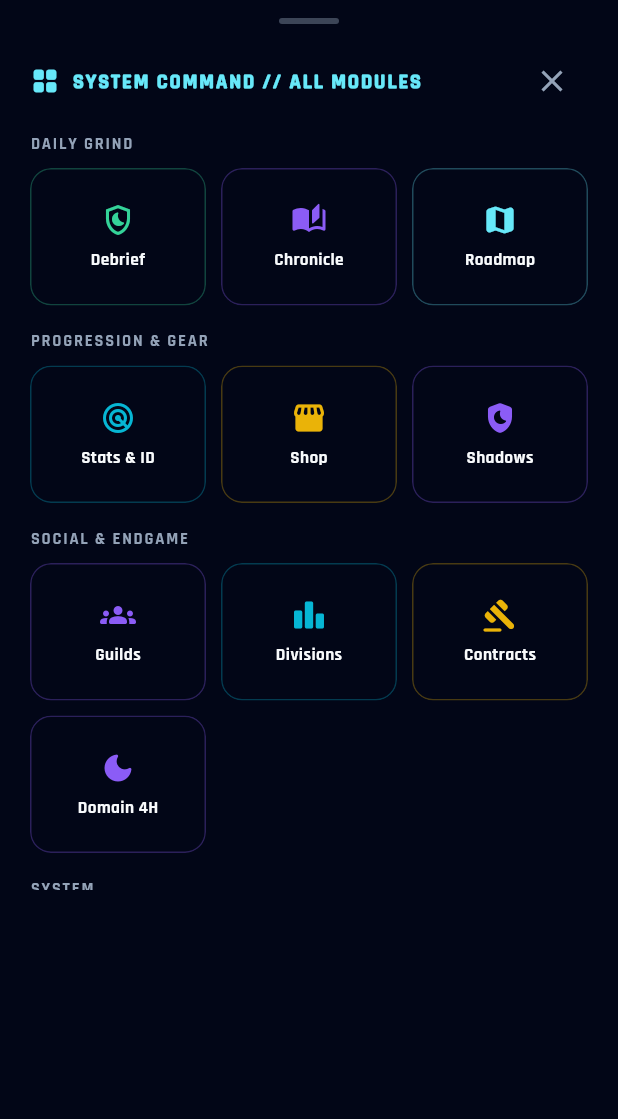
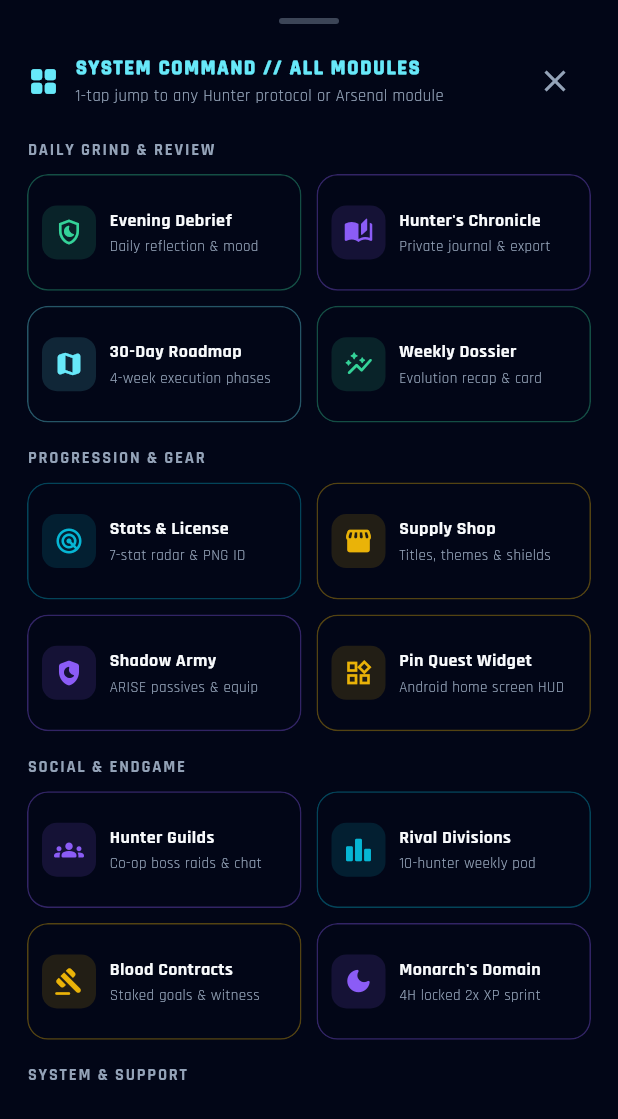
Before and after one commit to kamaleshramesh7275-cloud/ascension-protocol, a Flutter app: the SystemCommandSheet widget shown alone on an empty page, opened directly with empty values, on a phone screen of 412 x 824 dp. Shown: the top 1119 px of the screen. Run offline on Flutter 3.47's test engine with Material 3 defaults, Android fonts, the phone set to English and light mode, and no system bars; our stand-ins replace audioplayers, connectivity_plus, dio, firebase_core, firebase_messaging, flutter_animate and 6 more; accounts and stored records are empty; network calls fail.

Commit message:
fix(mobile,web): crop emblem to glowing polygon logo/favicon and upgrade SystemCommandSheet to full 2-column deck

```diff
--- a/mobile/lib/core/widgets/system_command_sheet.dart
+++ b/mobile/lib/core/widgets/system_command_sheet.dart
@@ -12,11 +12,13 @@ import '../../features/settings/settings_screen.dart';
 import '../../features/shadows/shadow_army_screen.dart';
 import '../../features/shop/shop_screen.dart';
 import '../../features/stats/stats_screen.dart';
+import '../../features/stats/weekly_recap_sheet.dart';
 import '../../models/user_model.dart';
 import '../theme/hunter_theme.dart';
+import 'home_widget_bridge.dart';
 
 /// Thumb-zone 1-tap System Command Quick-Jump Sheet.
-/// Makes every app module reachable in 1-2 taps from any screen without deep scrolling.
+/// Displays every Hunter module in a balanced 2-column command deck with clear titles & descriptions.
 class SystemCommandSheet extends StatelessWidget {
   final UserModel user;
   const SystemCommandSheet({super.key, required this.user});
@@ -37,12 +39,12 @@ class SystemCommandSheet extends StatelessWidget {
   Widget build(BuildContext context) {
     return DraggableScrollableSheet(
       expand: false,
-      initialChildSize: 0.72,
-      minChildSize: 0.48,
-      maxChildSize: 0.9,
+      initialChildSize: 0.88,
+      minChildSize: 0.55,
+      maxChildSize: 0.95,
       builder: (ctx, scrollCtrl) => ListView(
         controller: scrollCtrl,
-        padding: const EdgeInsets.fromLTRB(20, 12, 20, 28),
+        padding: const EdgeInsets.fromLTRB(18, 12, 18, 28),
         children: [
           Center(
             child: Container(
@@ -57,18 +59,29 @@ class SystemCommandSheet extends StatelessWidget {
           const SizedBox(height: 14),
           Row(
             children: [
-              const Icon(Icons.grid_view_rounded, color: HunterTheme.cyanLight, size: 20),
-              const SizedBox(width: 8),
-              const Text(
+              const Icon(Icons.grid_view_rounded, color: HunterTheme.cyanLight, size: 22),
+              const SizedBox(width: 10),
+              const Expanded(
+                child: Column(
+                  crossAxisAlignment: CrossAxisAlignment.start,
+                  children: [
+                    Text(
                       'SYSTEM COMMAND // ALL MODULES',
                       style: TextStyle(
                         color: HunterTheme.cyanLight,
                         fontWeight: FontWeight.w900,
-                  letterSpacing: 1.3,
+                        letterSpacing: 1.2,
                         fontSize: 13.5,
                       ),
                     ),
-              const Spacer(),
+                    SizedBox(height: 2),
+                    Text(
+                      '1-tap jump to any Hunter protocol or Arsenal module',
+                      style: TextStyle(color: HunterTheme.textMuted, fontSize: 11),
+                    ),
+                  ],
+                ),
+              ),
               IconButton(
                 tooltip: 'Close',
                 onPressed: () => Navigator.of(ctx).pop(),
@@ -76,41 +89,164 @@ class SystemCommandSheet extends StatelessWidget {
               ),
             ],
           ),
-          const SizedBox(height: 10),
+          const SizedBox(height: 14),
 
-          _sectionHeader('DAILY GRIND'),
+          _sectionHeader('DAILY GRIND & REVIEW'),
           _grid(ctx, [
-            _cmd(ctx, Icons.shield_moon_outlined, HunterTheme.emeraldLight, 'Debrief', () => DebriefScreen(user: user)),
-            _cmd(ctx, Icons.auto_stories_rounded, HunterTheme.purple, 'Chronicle', () => const JournalScreen()),
-            _cmd(ctx, Icons.map_rounded, HunterTheme.cyanLight, 'Roadmap', () => const RoadmapScreen()),
+            _cmd(
+              ctx,
+              Icons.shield_moon_outlined,
+              HunterTheme.emeraldLight,
+              'Evening Debrief',
+              'Daily reflection & mood',
+              () => _push(ctx, () => DebriefScreen(user: user)),
+            ),
+            _cmd(
+              ctx,
+              Icons.auto_stories_rounded,
+              HunterTheme.purple,
+              'Hunter\'s Chronicle',
+              'Private journal & export',
+              () => _push(ctx, () => const JournalScreen()),
+            ),
+            _cmd(
+              ctx,
+              Icons.map_rounded,
+              HunterTheme.cyanLight,
+              '30-Day Roadmap',
+              '4-week execution phases',
+              () => _push(ctx, () => const RoadmapScreen()),
+            ),
+            _cmd(
+              ctx,
+              Icons.auto_graph_rounded,
+              HunterTheme.emeraldLight,
+              'Weekly Dossier',
+              'Evolution recap & card',
+              () {
+                Navigator.of(ctx).pop();
+                WeeklyRecapSheet.show(context);
+              },
+            ),
           ]),
           const SizedBox(height: 16),
 
           _sectionHeader('PROGRESSION & GEAR'),
           _grid(ctx, [
-            _cmd(ctx, Icons.radar, HunterTheme.cyan, 'Stats & ID', () => StatsScreen(user: user)),
-            _cmd(ctx, Icons.storefront_rounded, HunterTheme.gold, 'Shop', () => const ShopScreen()),
-            _cmd(ctx, Icons.shield_moon_rounded, HunterTheme.purple, 'Shadows', () => const ShadowArmyScreen()),
+            _cmd(
+              ctx,
+              Icons.radar,
+              HunterTheme.cyan,
+              'Stats & License',
+              '7-stat radar & PNG ID',
+              () => _push(ctx, () => StatsScreen(user: user)),
+            ),
+            _cmd(
+              ctx,
+              Icons.storefront_rounded,
+              HunterTheme.gold,
+              'Supply Shop',
+              'Titles, themes & shields',
+              () => _push(ctx, () => const ShopScreen()),
+            ),
+            _cmd(
+              ctx,
+              Icons.shield_moon_rounded,
+              HunterTheme.purple,
+              'Shadow Army',
+              'ARISE passives & equip',
+              () => _push(ctx, () => const ShadowArmyScreen()),
+            ),
+            _cmd(
+              ctx,
+              Icons.widgets_outlined,
+              HunterTheme.gold,
+              'Pin Quest Widget',
+              'Android home screen HUD',
+              () async {
+                Navigator.of(ctx).pop();
+                final ok = await HomeWidgetBridge.requestPinWidget();
+                if (!context.mounted) return;
+                ScaffoldMessenger.of(context).showSnackBar(
+                  SnackBar(
+                    backgroundColor: HunterTheme.surfaceLight,
+                    content: Text(
+                      ok
+                          ? 'System Widget pin prompt dispatched.'
+                          : 'Add via Android Home Screen -> Widgets -> Ascension Quest HUD.',
+                      style: const TextStyle(color: HunterTheme.cyanLight),
+                    ),
+                  ),
+                );
+              },
+            ),
           ]),
           const SizedBox(height: 16),
 
           _sectionHeader('SOCIAL & ENDGAME'),
           _grid(ctx, [
-            _cmd(ctx, Icons.groups_rounded, HunterTheme.purple, 'Guilds', () => const GuildsScreen()),
-            _cmd(ctx, Icons.leaderboard_rounded, HunterTheme.cyan, 'Divisions', () => const RivalDivisionsScreen()),
-            _cmd(ctx, Icons.gavel_rounded, HunterTheme.gold, 'Contracts', () => const ContractsArenaScreen()),
-            _cmd(ctx, Icons.dark_mode_rounded, HunterTheme.purple, 'Domain 4H', () => const MonarchDomainScreen()),
+            _cmd(
+              ctx,
+              Icons.groups_rounded,
+              HunterTheme.purple,
+              'Hunter Guilds',
+              'Co-op boss raids & chat',
+              () => _push(ctx, () => const GuildsScreen()),
+            ),
+            _cmd(
+              ctx,
+              Icons.leaderboard_rounded,
+              HunterTheme.cyan,
+              'Rival Divisions',
+              '10-hunter weekly pod',
+              () => _push(ctx, () => const RivalDivisionsScreen()),
+            ),
+            _cmd(
+              ctx,
+              Icons.gavel_rounded,
+              HunterTheme.gold,
+              'Blood Contracts',
+              'Staked goals & witness',
+              () => _push(ctx, () => const ContractsArenaScreen()),
+            ),
+            _cmd(
+              ctx,
+              Icons.dark_mode_rounded,
+              HunterTheme.purple,
+              'Monarch\'s Domain',
+              '4H locked 2x XP sprint',
+              () => _push(ctx, () => const MonarchDomainScreen()),
+            ),
           ]),
           const SizedBox(height: 16),
 
-          _sectionHeader('SYSTEM'),
+          _sectionHeader('SYSTEM & SUPPORT'),
           _grid(ctx, [
-            _cmd(ctx, Icons.feedback_outlined, HunterTheme.cyan, 'Feedback', () => const FeedbackScreen()),
-            _cmd(ctx, Icons.settings_outlined, HunterTheme.textMuted, 'Settings', () => const SettingsScreen()),
+            _cmd(
+              ctx,
+              Icons.feedback_outlined,
+              HunterTheme.cyan,
+              'Feedback & Bugs',
+              'Report bugs & vote ideas',
+              () => _push(ctx, () => const FeedbackScreen()),
+            ),
+            _cmd(
+              ctx,
+              Icons.settings_outlined,
+              HunterTheme.textMuted,
+              'System Settings',
+              'Hardcore mode & alerts',
+              () => _push(ctx, () => const SettingsScreen()),
+            ),
           ]),
         ],
       ),
     );
+  }
+
+  void _push(BuildContext ctx, Widget Function() builder) {
+    Navigator.of(ctx).pop();
+    Navigator.of(ctx).push(MaterialPageRoute(builder: (_) => builder()));
   }
 
   Widget _sectionHeader(String title) {
@@ -130,12 +266,12 @@ class SystemCommandSheet extends StatelessWidget {
 
   Widget _grid(BuildContext context, List<Widget> children) {
     return GridView.count(
-      crossAxisCount: 3,
+      crossAxisCount: 2,
       shrinkWrap: true,
       physics: const NeverScrollableScrollPhysics(),
       mainAxisSpacing: 10,
       crossAxisSpacing: 10,
-      childAspectRatio: 1.28,
+      childAspectRatio: 2.35,
       children: children,
     );
   }
@@ -144,40 +280,67 @@ class SystemCommandSheet extends StatelessWidget {
     BuildContext context,
     IconData icon,
     Color color,
-    String label,
-    Widget Function() builder,
+    String title,
+    String subtitle,
+    VoidCallback onTap,
   ) {
     return Semantics(
       button: true,
-      label: label,
+      label: '$title. $subtitle',
       child: Material(
         color: HunterTheme.abyss,
         shape: RoundedRectangleBorder(
           borderRadius: BorderRadius.circular(14),
-          side: BorderSide(color: color.withValues(alpha: 0.3)),
+          side: BorderSide(color: color.withValues(alpha: 0.35)),
         ),
         clipBehavior: Clip.antiAlias,
         child: InkWell(
           onTap: () {
             HapticFeedback.selectionClick();
-            Navigator.of(context).pop();
-            Navigator.of(context).push(MaterialPageRoute(builder: (_) => builder()));
+            onTap();
           },
           child: ConstrainedBox(
-            constraints: const BoxConstraints(minWidth: 48, minHeight: 48),
+            constraints: const BoxConstraints(minWidth: 48, minHeight: 58),
+            child: Padding(
+              padding: const EdgeInsets.symmetric(horizontal: 10, vertical: 8),
+              child: Row(
+                children: [
+                  Container(
+                    width: 36,
+                    height: 36,
+                    decoration: BoxDecoration(
+                      color: color.withValues(alpha: 0.14),
+                      borderRadius: BorderRadius.circular(10),
+                    ),
+                    child: Icon(icon, color: color, size: 20),
+                  ),
+                  const SizedBox(width: 9),
+                  Expanded(
                     child: Column(
                       mainAxisAlignment: MainAxisAlignment.center,
+                      crossAxisAlignment: CrossAxisAlignment.start,
                       children: [
-                Icon(icon, color: color, size: 24),
-                const SizedBox(height: 6),
                         Text(
-                  label,
+                          title,
                           maxLines: 1,
                           overflow: TextOverflow.ellipsis,
                           style: const TextStyle(
                             color: HunterTheme.textPrimary,
                             fontWeight: FontWeight.w800,
-                    fontSize: 11.5,
+                            fontSize: 12,
+                          ),
+                        ),
+                        const SizedBox(height: 2),
+                        Text(
+                          subtitle,
+                          maxLines: 1,
+                          overflow: TextOverflow.ellipsis,
+                          style: const TextStyle(
+                            color: HunterTheme.textMuted,
+                            fontSize: 10,
+                          ),
+                        ),
+                      ],
                     ),
                   ),
                 ],
@@ -185,6 +348,7 @@ class SystemCommandSheet extends StatelessWidget {
             ),
           ),
         ),
+      ),
     );
   }
 }
```
Also changed, not shown: client/public/favicon.png, mobile/assets/images/app_logo.png, 5 other files. Lines whose indentation alone changed are shown as unchanged.
